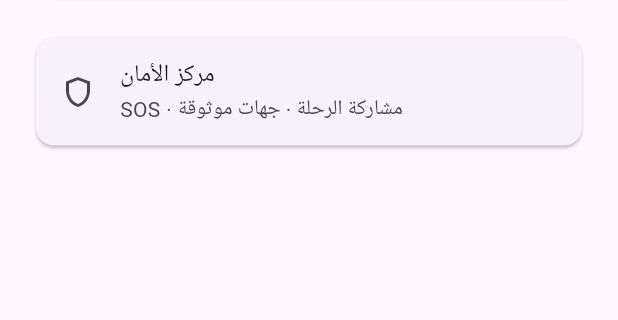
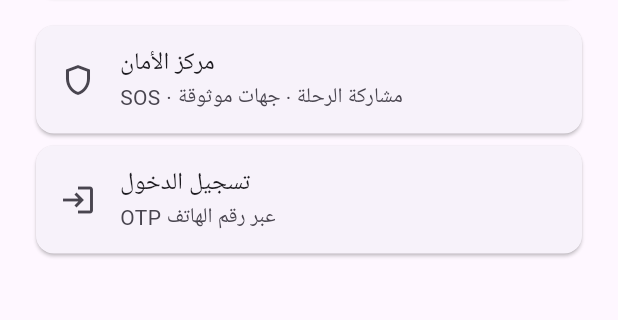
Before and after one commit to Huthayfa-Alomari/JELAD, a Flutter app: the screen it shows after launch, on a phone screen of 412 x 824 dp, the part 570-890 px from its top. Run offline on Flutter 3.47's test engine with Material 3 defaults, Android fonts, the phone set to English and light mode, and no system bars; our stand-ins replace supabase_flutter; accounts and stored records are empty.

Commit message:
mobile: connect customer auth and safety navigation

```diff
--- a/mobile/customer/lib/main.dart
+++ b/mobile/customer/lib/main.dart
@@ -1,6 +1,8 @@
 import 'package:flutter/material.dart';
 import 'package:supabase_flutter/supabase_flutter.dart';
 import 'package:jelad_core/jelad_core.dart';
+import 'screens/auth_screen.dart';
+import 'screens/safety_screen.dart';
 
 Future<void> main() async {
   WidgetsFlutterBinding.ensureInitialized();
@@ -12,42 +14,16 @@ Future<void> main() async {
 
 class JeladCustomerApp extends StatelessWidget {
   const JeladCustomerApp({super.key});
-  @override
-  Widget build(BuildContext context) => MaterialApp(
-    title: 'JELAD',
-    debugShowCheckedModeBanner: false,
-    theme: ThemeData(useMaterial3: true),
-    home: const CustomerHome(),
-  );
+  @override Widget build(BuildContext context) => MaterialApp(title:'JELAD',debugShowCheckedModeBanner:false,theme:ThemeData(useMaterial3:true),home:const CustomerHome());
 }
-
 class CustomerHome extends StatelessWidget {
   const CustomerHome({super.key});
-  @override
-  Widget build(BuildContext context) => Scaffold(
-    appBar: AppBar(title: const Text('JELAD')),
-    body: ListView(padding: const EdgeInsets.all(20), children: [
-      const Text('كيف تريد التنقل اليوم؟', style: TextStyle(fontSize: 28, fontWeight: FontWeight.bold)),
-      const SizedBox(height: 24),
-      const _Action('🚗', 'JELAD Ride', 'اطلب رحلة'),
-      const _Action('📦', 'JELAD Delivery', 'أرسل طلباً'),
-      const _Action('🚚', 'JELAD Cargo', 'شحن ونقل'),
-      const SizedBox(height: 20),
-      const Card(child: ListTile(leading: Icon(Icons.shield_outlined), title: Text('مركز الأمان'), subtitle: Text('SOS · مشاركة الرحلة · جهات موثوقة'))),
-    ]),
-  );
+  @override Widget build(BuildContext context)=>Scaffold(appBar:AppBar(title:const Text('JELAD')),body:ListView(padding:const EdgeInsets.all(20),children:[
+    const Text('كيف تريد التنقل اليوم؟',style:TextStyle(fontSize:28,fontWeight:FontWeight.bold)),const SizedBox(height:24),
+    const _Action('🚗','JELAD Ride','اطلب رحلة'),const _Action('📦','JELAD Delivery','أرسل طلباً'),const _Action('🚚','JELAD Cargo','شحن ونقل'),
+    const SizedBox(height:12),
+    Card(child:ListTile(leading:const Icon(Icons.shield_outlined),title:const Text('مركز الأمان'),subtitle:const Text('SOS · مشاركة الرحلة · جهات موثوقة'),onTap:()=>Navigator.push(context,MaterialPageRoute(builder:(_)=>const CustomerSafetyScreen())))),
+    Card(child:ListTile(leading:const Icon(Icons.login),title:const Text('تسجيل الدخول'),subtitle:const Text('OTP عبر رقم الهاتف'),onTap:()=>Navigator.push(context,MaterialPageRoute(builder:(_)=>const CustomerAuthScreen())))),
+  ]));
 }
-
-class _Action extends StatelessWidget {
-  final String icon, title, subtitle;
-  const _Action(this.icon, this.title, this.subtitle);
-  @override
-  Widget build(BuildContext context) => Card(
-    child: ListTile(
-      leading: Text(icon, style: const TextStyle(fontSize: 28)),
-      title: Text(title),
-      subtitle: Text(subtitle),
-      trailing: const Icon(Icons.chevron_right),
-    ),
-  );
-}
+class _Action extends StatelessWidget { final String icon,title,subtitle; const _Action(this.icon,this.title,this.subtitle); @override Widget build(BuildContext c)=>Card(child:ListTile(leading:Text(icon,style:const TextStyle(fontSize:28)),title:Text(title),subtitle:Text(subtitle),trailing:const Icon(Icons.chevron_right))); }
```
